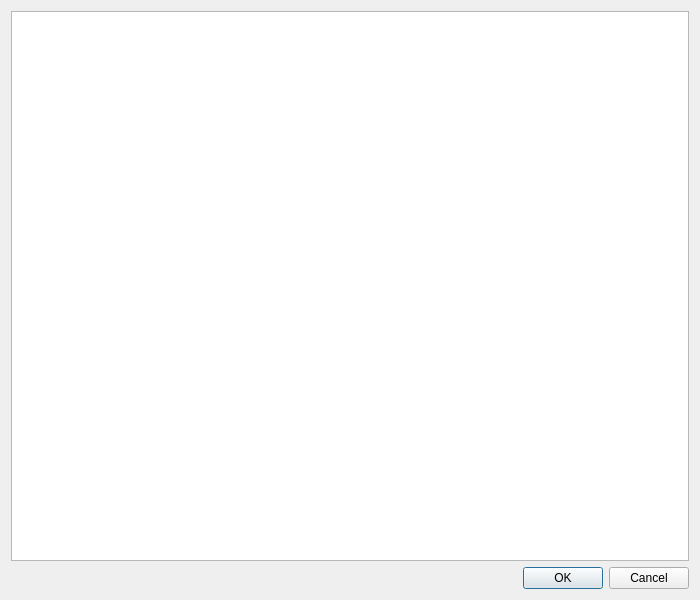
First picture: the form in src/plugins/clangtools/clangselectablefilesdialog.ui, repository qt-creator/qt-creator, before the edit.
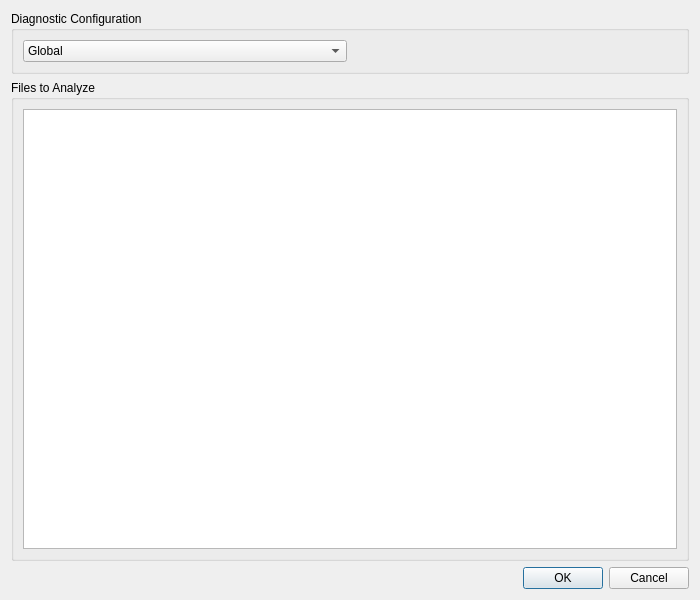
Second picture: the form after the edit. Custom widgets are drawn as their Qt base class.

Commit message:
ClangTools: Allow selecting diagnostic config for project
When starting the Clazy/Tidy tool, allow to select the diagnostic
configuration for the run.

As a side effect, fix a race condition where the runner could end up
with no diagnostic config (removed during run) - copy the diagnostic
config instead of referencing/querying it by the id.

Diff of the .ui file:
```diff
--- a/src/plugins/clangtools/clangselectablefilesdialog.ui
+++ b/src/plugins/clangtools/clangselectablefilesdialog.ui
@@ -15,10 +15,51 @@
   </property>
   <layout class="QVBoxLayout" name="verticalLayout">
    <item>
-    <widget class="QTreeView" name="filesView">
-     <property name="headerHidden">
-      <bool>true</bool>
+    <widget class="QGroupBox" name="groupBox">
+     <property name="title">
+      <string>Diagnostic Configuration</string>
      </property>
+     <property name="checkable">
+      <bool>false</bool>
+     </property>
+     <property name="checked">
+      <bool>false</bool>
+     </property>
+     <layout class="QHBoxLayout" name="horizontalLayout">
+      <item>
+       <widget class="QComboBox" name="globalOrCustom">
+        <item>
+         <property name="text">
+          <string>Global</string>
+         </property>
+        </item>
+        <item>
+         <property name="text">
+          <string>Custom</string>
+         </property>
+        </item>
+       </widget>
+      </item>
+      <item>
+       <widget class="CppTools::ClangDiagnosticConfigsSelectionWidget" name="diagnosticConfigsSelectionWidget" native="true"/>
+      </item>
+     </layout>
+    </widget>
+   </item>
+   <item>
+    <widget class="QGroupBox" name="groupBox_2">
+     <property name="title">
+      <string>Files to Analyze</string>
+     </property>
+     <layout class="QVBoxLayout" name="verticalLayout_2">
+      <item>
+       <widget class="QTreeView" name="filesView">
+        <property name="headerHidden">
+         <bool>true</bool>
+        </property>
+       </widget>
+      </item>
+     </layout>
     </widget>
    </item>
    <item>
@@ -33,6 +74,13 @@
    </item>
   </layout>
  </widget>
+ <customwidgets>
+  <customwidget>
+   <class>CppTools::ClangDiagnosticConfigsSelectionWidget</class>
+   <extends>QWidget</extends>
+   <header>cpptools/clangdiagnosticconfigsselectionwidget.h</header>
+  </customwidget>
+ </customwidgets>
  <resources/>
  <connections>
   <connection>
```
Left out of the diff: 2 changed lines with no effect on the pictures. The commit also changes 11 other files.
